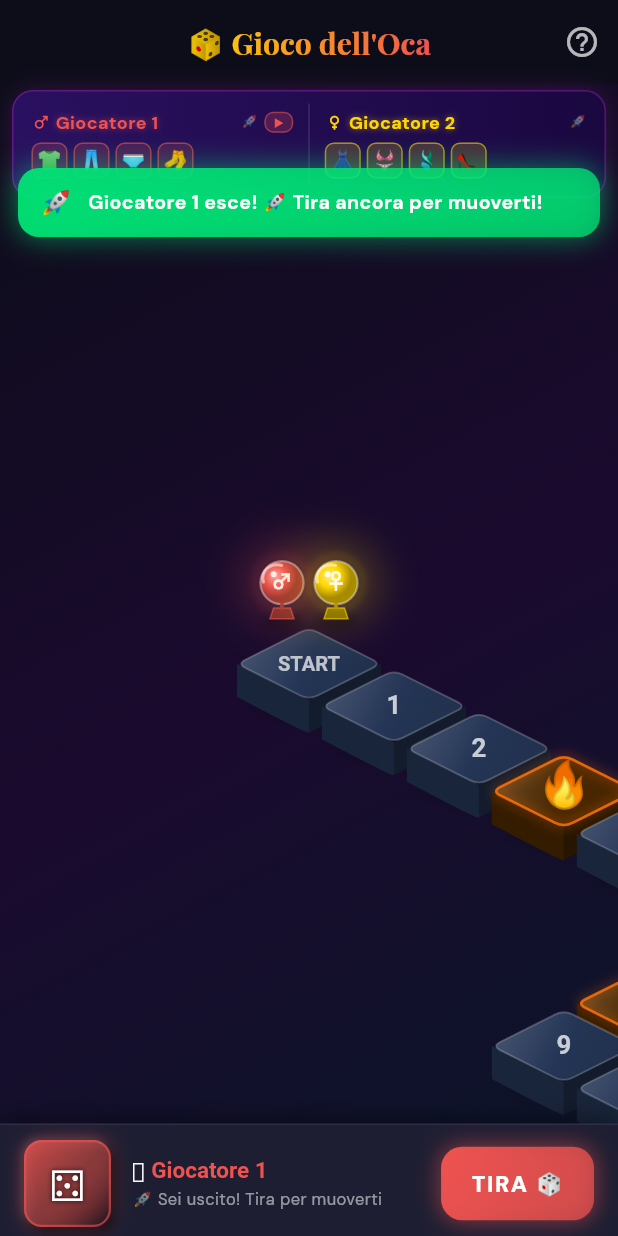
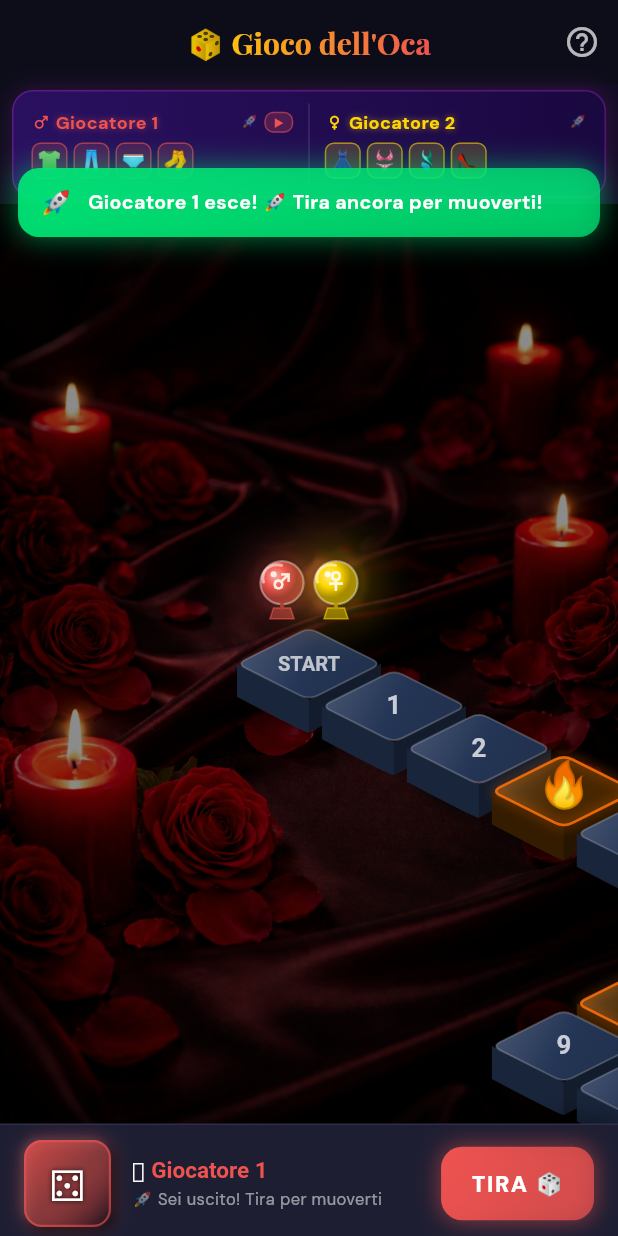
Before and after one commit to godcorpspa/kamasutra_app, a Flutter app: the GoosePlayScreen screen opened by its route, after a tap on "TIRA 🎲", on a phone screen of 412 x 824 dp. Run offline on Flutter 3.47's test engine with Material 3 defaults, Android fonts, the phone set to English and light mode, and no system bars; our stand-ins replace audioplayers, cloud_firestore, confetti, easy_localization, equatable, firebase_auth and 7 more; accounts and stored records are empty; network calls fail; project files that could hold a hidden picture were left out.

Commit message:
fix: use Image.asset widget for background instead of dart:ui codec
The rootBundle + instantiateImageCodec approach in CustomPainter was
silently failing. Replaced with a widget-based Image.asset in a Stack
behind the board, which is more reliable. Falls back to gradient if
image not found.

https://claude.ai/code/session_01XmffwdbTFmGsZmZm7WxECZ

```diff
--- a/lib/features/games/goose_game/presentation/goose_play_screen.dart
+++ b/lib/features/games/goose_game/presentation/goose_play_screen.dart
@@ -1,8 +1,6 @@
 import 'dart:async';
 import 'dart:math';
-import 'dart:ui' as ui;
 import 'package:flutter/material.dart';
-import 'package:flutter/services.dart';
 import 'package:go_router/go_router.dart';
 import 'package:confetti/confetti.dart';
 import 'package:audioplayers/audioplayers.dart';
@@ -257,8 +255,6 @@ class _GoosePlayScreenState extends State<GoosePlayScreen>
   // ── Background music ──
   final AudioPlayer _bgMusic = AudioPlayer();
 
-  // ── Background image ──
-  ui.Image? _bgImage;
 
   static const _diceDots = ['⚀','⚁','⚂','⚃','⚄','⚅'];
 
@@ -274,7 +270,6 @@ class _GoosePlayScreenState extends State<GoosePlayScreen>
         duration: const Duration(milliseconds: 400), vsync: this);
     _confetti = ConfettiController(duration: const Duration(seconds: 5));
     _startBgMusic();
-    _loadBgImage();
   }
 
   Future<void> _startBgMusic() async {
@@ -287,16 +282,7 @@ class _GoosePlayScreenState extends State<GoosePlayScreen>
     }
   }
 
-  Future<void> _loadBgImage() async {
-    try {
-      final data = await rootBundle.load('assets/images/goose_board_bg.png');
-      final codec = await ui.instantiateImageCodec(data.buffer.asUint8List());
-      final frame = await codec.getNextFrame();
-      if (mounted) setState(() => _bgImage = frame.image);
-    } catch (_) {
-      // Image not yet available – fallback to generated background
-    }
-  }
+  // Background image is now rendered as a widget (Image.asset) behind the board.
 
   @override
   void dispose() {
@@ -769,10 +755,35 @@ class _GoosePlayScreenState extends State<GoosePlayScreen>
         p1Color: _kP1,         p2Color: _kP2,
         p1Name: widget.config.player1Name,
         p2Name: widget.config.player2Name,
-        bgImage: _bgImage,
-      );
-
-      return ClipRect(
+      );
+
+      return Stack(
+        children: [
+          // Background image layer (static, fills viewport)
+          Positioned.fill(
+            child: Image.asset(
+              'assets/images/goose_board_bg.png',
+              fit: BoxFit.cover,
+              color: Colors.black.withOpacity(0.45),
+              colorBlendMode: BlendMode.darken,
+              errorBuilder: (_, __, ___) => Container(
+                decoration: const BoxDecoration(
+                  gradient: RadialGradient(
+                    center: Alignment(0.0, -0.3),
+                    radius: 1.4,
+                    colors: [
+                      Color(0xFF1A0A2E),
+                      Color(0xFF0D0D1A),
+                      Color(0xFF050510),
+                    ],
+                    stops: [0.0, 0.6, 1.0],
+                  ),
+                ),
+              ),
+            ),
+          ),
+          // Board layer
+          ClipRect(
             child: TweenAnimationBuilder<Offset>(
               duration: const Duration(milliseconds: 600),
               curve: Curves.easeInOutCubic,
@@ -788,6 +799,8 @@ class _GoosePlayScreenState extends State<GoosePlayScreen>
                 ),
               ),
             ),
+          ),
+        ],
       );
     });
   }
@@ -997,7 +1010,6 @@ class _IsoBoardPainter extends CustomPainter {
   final bool   p1OnBoard, p2OnBoard;
   final Color  p1Color, p2Color;
   final String p1Name, p2Name;
-  final ui.Image? bgImage;
 
   const _IsoBoardPainter({
     required this.board,
@@ -1005,7 +1017,6 @@ class _IsoBoardPainter extends CustomPainter {
     required this.p1OnBoard, required this.p2OnBoard,
     required this.p1Color,   required this.p2Color,
     required this.p1Name,    required this.p2Name,
-    this.bgImage,
   });
 
   // Map board position → isometric grid (col, row) using the spiral path.
@@ -1076,39 +1087,12 @@ class _IsoBoardPainter extends CustomPainter {
   }
 
   // ── Themed background ──
+  // Background image is rendered as a widget layer behind the CustomPaint.
+  // Here we only draw a soft vignette overlay on the transparent canvas.
   void _drawBackground(Canvas canvas, Size size) {
     final bgRect = Rect.fromLTWH(0, 0, size.width, size.height);
 
-    if (bgImage != null) {
-      // Draw the user's custom background image, scaled to cover
-      final imgW = bgImage!.width.toDouble();
-      final imgH = bgImage!.height.toDouble();
-      final scale = (size.width / imgW).clamp(size.height / imgH, double.infinity);
-      final srcW = size.width / scale;
-      final srcH = size.height / scale;
-      final srcRect = Rect.fromLTWH(
-        (imgW - srcW) / 2, (imgH - srcH) / 2, srcW, srcH,
-      );
-      canvas.drawImageRect(bgImage!, srcRect, bgRect, Paint());
-
-      // Darken overlay so tiles remain readable
-      canvas.drawRect(bgRect, Paint()..color = Colors.black.withOpacity(0.45));
-    } else {
-      // Fallback: generated gradient background
-      canvas.drawRect(bgRect, Paint()
-        ..shader = const RadialGradient(
-          center: Alignment(0.0, -0.3),
-          radius: 1.4,
-          colors: [
-            Color(0xFF1A0A2E),
-            Color(0xFF0D0D1A),
-            Color(0xFF050510),
-          ],
-          stops: [0.0, 0.6, 1.0],
-        ).createShader(bgRect));
-    }
-
-    // Soft vignette overlay (always)
+    // Soft vignette overlay
     canvas.drawRect(bgRect, Paint()
       ..shader = RadialGradient(
         colors: [
@@ -1394,8 +1378,7 @@ class _IsoBoardPainter extends CustomPainter {
   @override
   bool shouldRepaint(covariant _IsoBoardPainter old) =>
       old.p1Pos != p1Pos || old.p2Pos != p2Pos ||
-      old.p1OnBoard != p1OnBoard || old.p2OnBoard != p2OnBoard ||
-      old.bgImage != bgImage;
+      old.p1OnBoard != p1OnBoard || old.p2OnBoard != p2OnBoard;
 }
 
 // ==================== DIALOGS ====================
```
Lines whose indentation alone changed are shown as unchanged.
